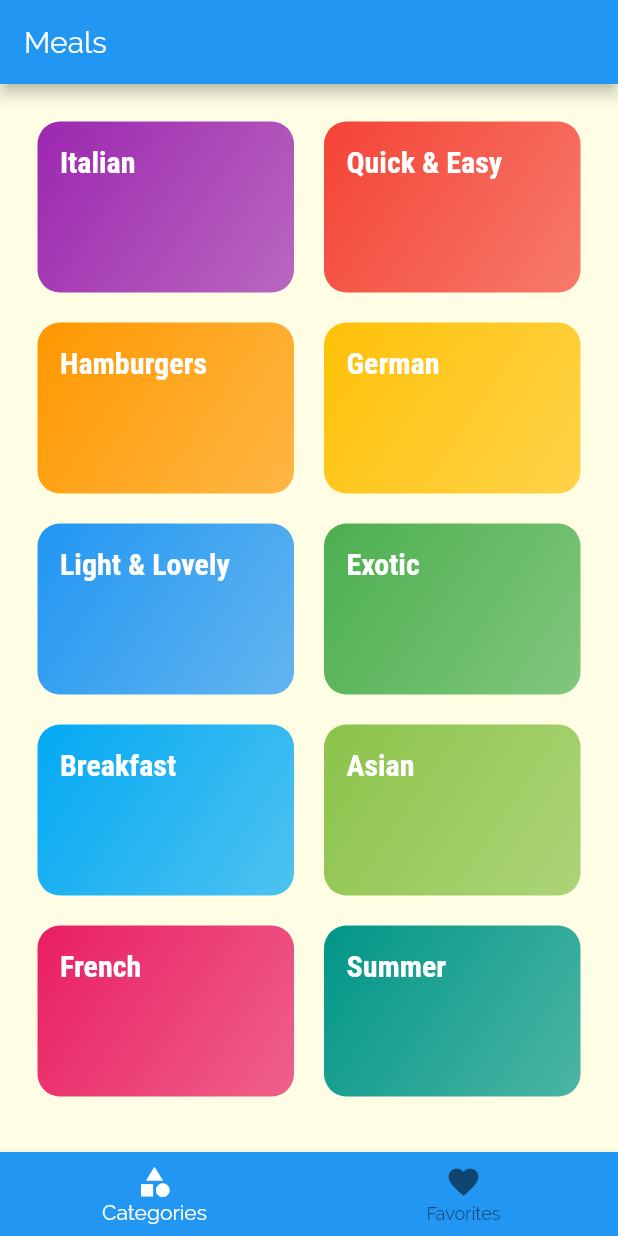
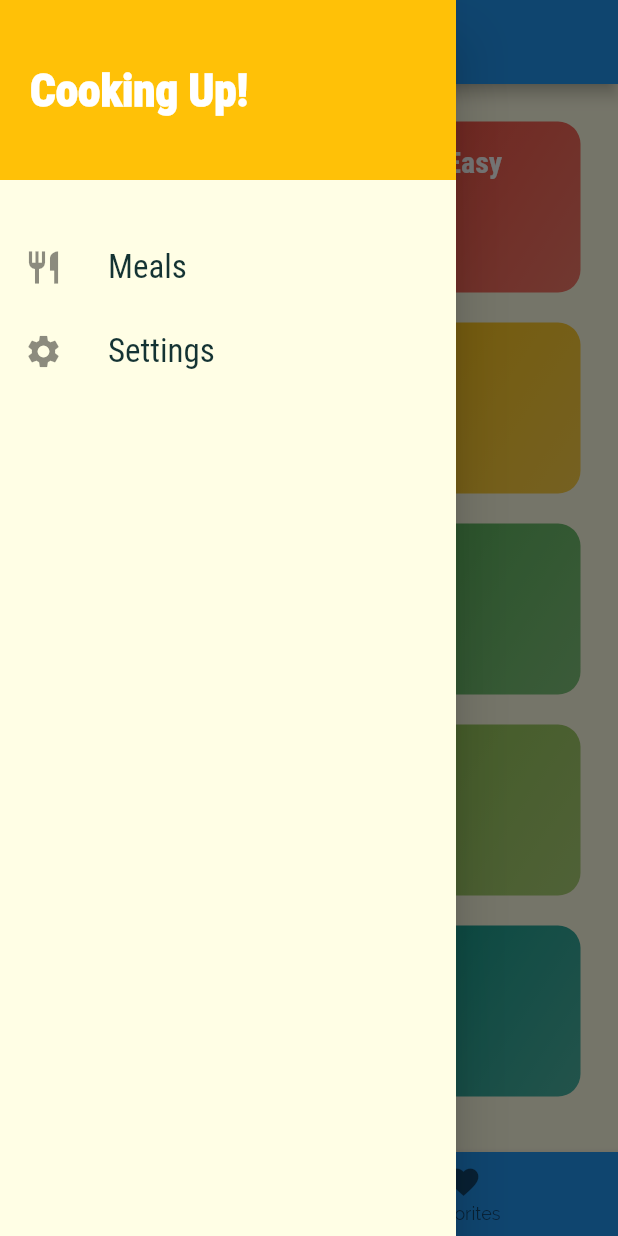
Before and after one commit to Akash4097/RecipeApp, a Flutter app: the screen it shows after launch, with the side drawer open (before the commit the screen has no drawer), on a phone screen of 412 x 824 dp. Run offline on Flutter 3.47's test engine with Material 2 defaults, Android fonts, the phone set to English and light mode, and no system bars.

Commit message:
add drawer to the app using Drawer widget

```diff
--- a/lib/main.dart
+++ b/lib/main.dart
@@ -4,6 +4,7 @@ import './screens/categories_screen.dart';
 import './screens/category_meal_screen.dart';
 import './screens/meal_details_screen.dart';
 import './screens/tabs_screen.dart';
+import './screens/settings_screen.dart';
 
 void main() => runApp(MyApp());
 
@@ -36,7 +37,8 @@ class MyApp extends StatelessWidget {
       routes: {
         '/': (ctx) => TabsScreen(),
         CategoryMealScreen.routeName: (ctx) => CategoryMealScreen(),
-        MealDetailsScreen.routeName: (ctx) => MealDetailsScreen()
+        MealDetailsScreen.routeName: (ctx) => MealDetailsScreen(),
+        SettingsScreen.routeName: (ctx) => SettingsScreen()
       },
       onUnknownRoute: (settings) {
         return MaterialPageRoute(builder: (ctx) => CategoriesScreen());
--- /dev/null
+++ b/lib/screens/settings_screen.dart
@@ -0,0 +1,12 @@
+import 'package:flutter/material.dart';
+
+class SettingsScreen extends StatelessWidget {
+  static const routeName = "/settings";
+
+  @override
+  Widget build(BuildContext context) {
+    return Center(
+      child: Text("Settings"),
+    );
+  }
+}
--- a/lib/screens/tabs_screen.dart
+++ b/lib/screens/tabs_screen.dart
@@ -2,6 +2,7 @@ import 'package:flutter/material.dart';
 
 import './categories_screen.dart';
 import './favorites_screen.dart';
+import '../widgets/main_drawer.dart';
 
 class TabsScreen extends StatefulWidget {
   @override
@@ -28,6 +29,7 @@ class _TabsScreenState extends State<TabsScreen> {
       appBar: AppBar(
         title: Text("Meals"),
       ),
+      drawer: MainDrawer(),
       body: _pages[_selectedIndex]["page"],
       bottomNavigationBar: BottomNavigationBar(
         backgroundColor: Theme.of(context).primaryColor,
@@ -37,9 +39,13 @@ class _TabsScreenState extends State<TabsScreen> {
         currentIndex: _selectedIndex,
         items: [
           BottomNavigationBarItem(
-              icon: Icon(Icons.category), title: Text("Categories")),
+            icon: Icon(Icons.category),
+            title: Text("Categories"),
+          ),
           BottomNavigationBarItem(
-              icon: Icon(Icons.favorite), title: Text("Favorites")),
+            icon: Icon(Icons.favorite),
+            title: Text("Favorites"),
+          ),
         ],
         onTap: _selectedPage,
       ),
--- /dev/null
+++ b/lib/widgets/main_drawer.dart
@@ -0,0 +1,53 @@
+import 'package:flutter/material.dart';
+
+import '../screens/settings_screen.dart';
+
+class MainDrawer extends StatelessWidget {
+  Widget buildListTile(String title, IconData icon, Function tapHandler) {
+    return ListTile(
+      onTap: tapHandler,
+      leading: Icon(
+        icon,
+        size: 26,
+      ),
+      title: Text(
+        title,
+        style: TextStyle(fontSize: 22, fontFamily: "RobotoCondensed"),
+      ),
+    );
+  }
+
+  @override
+  Widget build(BuildContext context) {
+    return Drawer(
+      child: Column(
+        children: <Widget>[
+          Container(
+            color: Theme.of(context).accentColor,
+            child: Text(
+              "Cooking Up!",
+              style: TextStyle(
+                  fontSize: 30,
+                  fontFamily: "RobotoCondensed",
+                  color: Colors.white,
+                  fontWeight: FontWeight.w900),
+            ),
+            height: 120,
+            width: double.infinity,
+            padding: const EdgeInsets.symmetric(vertical: 30, horizontal: 20),
+            alignment: Alignment.centerLeft,
+          ),
+          SizedBox(
+            height: 30,
+          ),
+          buildListTile("Meals", Icons.restaurant, () {
+            Navigator.of(context).pushNamed("/");
+          }),
+          buildListTile("Settings", Icons.settings, () {
+            Navigator.of(context).pushNamed(SettingsScreen.routeName);
+          })
+        ],
+      ),
+    );
+  }
+}
```
